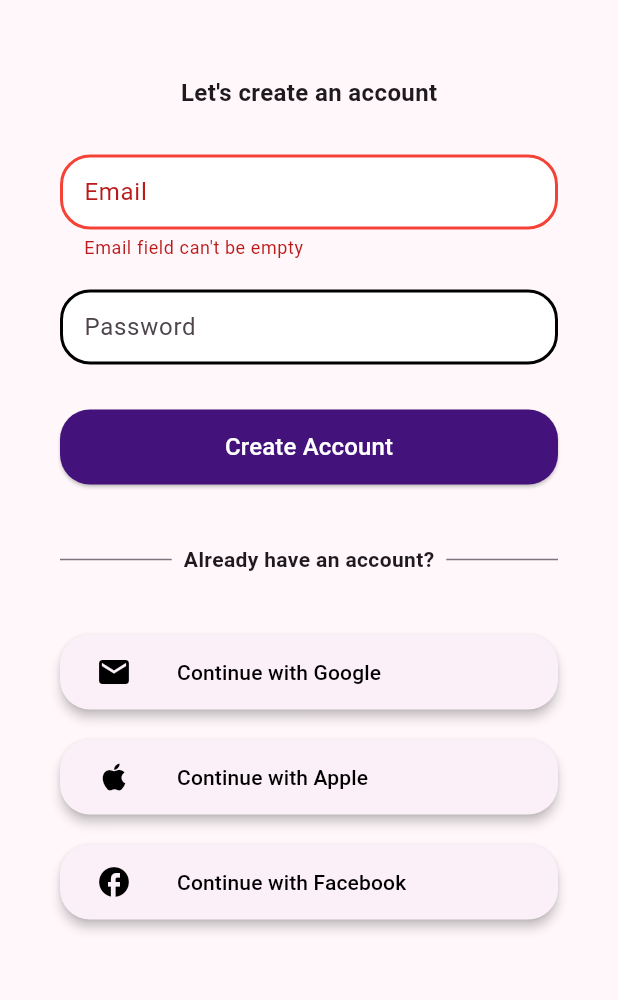
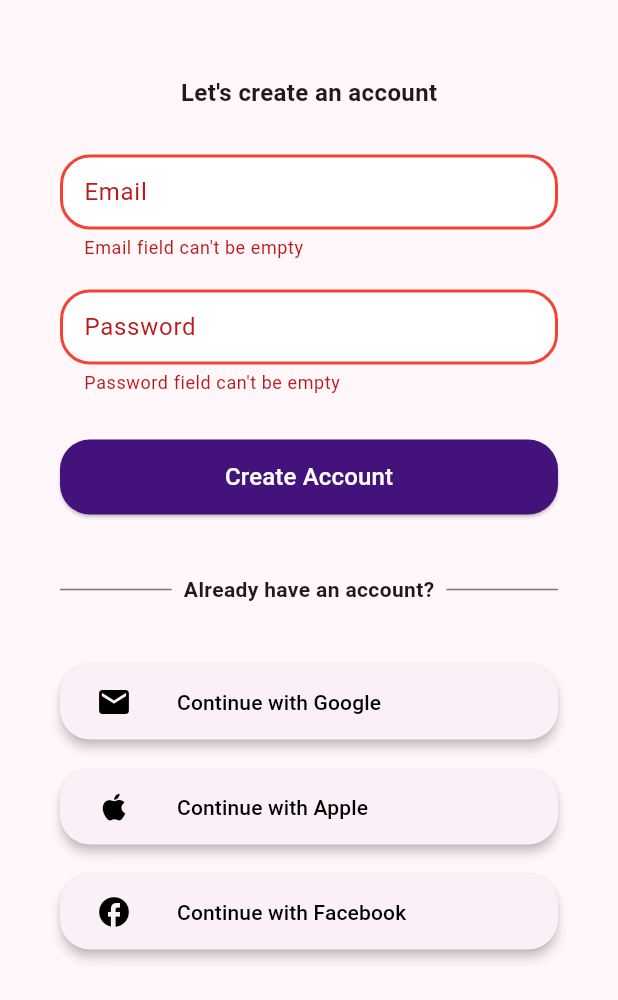
Before and after one commit to victor-riv/adventure-ai-app, a Flutter app: the SignUpSheet widget shown alone on an empty page, opened directly, after a tap on "Create Account", on a phone screen of 412 x 824 dp. Shown: the top 1000 px of the screen. Run offline on Flutter 3.47's test engine with Material 3 defaults, Android fonts, the phone set to English and light mode, and no system bars; our stand-ins replace firebase_auth, firebase_core, flutter_riverpod, flutter_svg, google_sign_in; missing offline and left inert: flutter_facebook_auth; accounts and stored records are empty.

Commit message:
Refactor form state logic

```diff
--- a/lib/screens/landing_page_screen.dart
+++ b/lib/screens/landing_page_screen.dart
@@ -1,23 +1,26 @@
 import 'package:flutter/material.dart';
 import 'package:flutter_riverpod/flutter_riverpod.dart';
 import 'package:sylas_ai/auth/notifiers/auth_state_provider.dart';
+import 'package:sylas_ai/screens/models/login_form_state/providers/log_in_form_state_provider.dart';
 import 'package:sylas_ai/screens/signup_screen.dart';
 
 class LandingPageScreen extends ConsumerWidget {
   const LandingPageScreen({super.key});
 
-  void _navigateToSignUpScreen(BuildContext context) {
+  void _navigateToSignUpScreen(BuildContext context, WidgetRef ref) {
     showModalBottomSheet(
-      context: context,
-      backgroundColor: Theme.of(context).cardColor,
-      isScrollControlled: true,
-      builder: (BuildContext context) {
-        return SignUpSheet();
-      },
-    );
+        context: context,
+        backgroundColor: Theme.of(context).cardColor,
+        isScrollControlled: true,
+        builder: (BuildContext context) {
+          return SignUpSheet();
+        }).whenComplete(() {
+      // Might not be a good idea?
+      ref.watch(loginFormStateNotiferProvider.notifier).resetState();
+    });
   }
 
-  Widget _buildSignUpContent(BuildContext context) {
+  Widget _buildSignUpContent(BuildContext context, WidgetRef ref) {
     return Column(
       mainAxisAlignment: MainAxisAlignment.center,
       crossAxisAlignment: CrossAxisAlignment.start,
@@ -59,7 +62,7 @@ class LandingPageScreen extends ConsumerWidget {
                     height: 60, // Adjust the height of the button
                     child: ElevatedButton(
                       onPressed: () {
-                        _navigateToSignUpScreen(context);
+                        _navigateToSignUpScreen(context, ref);
                       },
                       style: ElevatedButton.styleFrom(
                         shape: RoundedRectangleBorder(
@@ -136,7 +139,7 @@ class LandingPageScreen extends ConsumerWidget {
     final authstate = ref.watch(authStateProvider);
 
     if (authstate.userId == null) {
-      return _buildSignUpContent(context);
+      return _buildSignUpContent(context, ref);
     } else if (authstate.isLoading) {
       return const Center(
         child: SizedBox(
--- a/lib/screens/models/login_form_state/log_in_form_state.dart
+++ b/lib/screens/models/login_form_state/log_in_form_state.dart
@@ -1,5 +1,3 @@
-import 'package:flutter_riverpod/flutter_riverpod.dart';
-
 class LoginFormState {
   String email;
   String password;
@@ -38,61 +36,3 @@ class LoginFormState {
     );
   }
 }
-
-class LoginStateNotifier extends Notifier<LoginFormState> {
-  @override
-  LoginFormState build() {
-    return LoginFormState();
-  }
-
-  void setEmail(String newEmail) {
-    state = state.copyWith(email: newEmail);
-  }
-
-  void setPassword(newPassword) {
-    state = state.copyWith(password: newPassword);
-  }
-
-  void clearErrors() {
-    state = state.copyWith(
-        emailError: false,
-        emailErrorText: '',
-        passwordError: false,
-        passwordErrorText: '');
-  }
-
-  void validateEmail() {
-    final RegExp emailRegex = RegExp(
-      r'^[\w-\.]+@([\w-]+\.)+[\w-]{2,4}$',
-    );
-
-    if (state.email == '') {
-      state = state.copyWith(
-          emailError: true, emailErrorText: "Email field can't be empty");
-      return;
-    }
-
-    final valid = emailRegex.hasMatch(state.email);
-
-    if (!valid) {
-      state = state.copyWith(
-          emailError: true,
-          emailErrorText: 'The email provided is not a valid email');
-    }
-
-    return;
-  }
-
-  void validate(error, String errorText) {
-    state = state.copyWith(passwordError: error, passwordErrorText: errorText);
-  }
-
-  void resetState() {
-    state = LoginFormState();
-  }
-}
-
-final loginFormStateProvider =
-    NotifierProvider<LoginStateNotifier, LoginFormState>(() {
-  return LoginStateNotifier();
-});
--- /dev/null
+++ b/lib/screens/models/login_form_state/providers/log_in_form_state_provider.dart
@@ -0,0 +1,8 @@
+import 'package:flutter_riverpod/flutter_riverpod.dart';
+import 'package:sylas_ai/screens/models/login_form_state/log_in_form_state.dart';
+import 'package:sylas_ai/screens/notifiers/login_form_state_notifier.dart';
+
+final loginFormStateNotiferProvider =
+    NotifierProvider<LoginFormStateNotifier, LoginFormState>(() {
+  return LoginFormStateNotifier();
+});
--- /dev/null
+++ b/lib/screens/notifiers/login_form_state_notifier.dart
@@ -0,0 +1,70 @@
+import 'package:flutter_riverpod/flutter_riverpod.dart';
+import 'package:sylas_ai/screens/models/login_form_state/log_in_form_state.dart';
+
+class LoginFormStateNotifier extends Notifier<LoginFormState> {
+  @override
+  LoginFormState build() {
+    return LoginFormState();
+  }
+
+  void setEmail(String newEmail) {
+    state = state.copyWith(email: newEmail);
+  }
+
+  void setPassword(newPassword) {
+    state = state.copyWith(password: newPassword);
+  }
+
+  void clearEmailError() {
+    state = state.copyWith(emailError: false, emailErrorText: '');
+  }
+
+  void clearPasswordError() {
+    state = state.copyWith(passwordError: false, passwordErrorText: '');
+  }
+
+  void clearErrors() {
+    state = state.copyWith(
+        emailError: false,
+        emailErrorText: '',
+        passwordError: false,
+        passwordErrorText: '');
+  }
+
+  void validateEmail() {
+    final RegExp emailRegex = RegExp(
+      r'^[\w-\.]+@([\w-]+\.)+[\w-]{2,4}$',
+    );
+
+    if (state.email == '') {
+      state = state.copyWith(
+          emailError: true, emailErrorText: "Email field can't be empty");
+      return;
+    }
+
+    final valid = emailRegex.hasMatch(state.email);
+
+    if (!valid) {
+      state = state.copyWith(
+          emailError: true,
+          emailErrorText: 'The email provided is not a valid email');
+      return;
+    }
+  }
+
+  void validatePassword() {
+    if (state.password == '') {
+      state = state.copyWith(
+          passwordError: true,
+          passwordErrorText: "Password field can't be empty");
+    }
+  }
+
+  void validate(error, String errorText) {
+    state = state.copyWith(passwordError: error, passwordErrorText: errorText);
+  }
+
+  void resetState() {
+    state = LoginFormState();
+  }
+}
--- a/lib/screens/signup_screen.dart
+++ b/lib/screens/signup_screen.dart
@@ -1,27 +1,45 @@
 import 'package:flutter/material.dart';
 import 'package:flutter_riverpod/flutter_riverpod.dart';
-import 'package:sylas_ai/auth/backend/authenticator.dart';
-import 'package:sylas_ai/auth/models/auth_result.dart';
-import 'package:sylas_ai/auth/notifiers/auth_state_provider.dart';
-import 'package:sylas_ai/screens/models/login_form_state/log_in_form_state.dart';
 
-final emailTextProvider = StateProvider<String>((ref) => '');
-final passwordTextProvider = StateProvider<String>((ref) => '');
-final isLoadingProvider = StateProvider<bool>((ref) => false);
+import '../auth/backend/authenticator.dart';
+import '../auth/models/auth_result.dart';
+import '../auth/notifiers/auth_state_provider.dart';
+import 'models/login_form_state/providers/log_in_form_state_provider.dart';
 
 class SignUpSheet extends ConsumerWidget {
   SignUpSheet({super.key});
 
   final emailController = TextEditingController();
   final passwordController = TextEditingController();
+  final buttonHeight = 50.0; // Set the height for buttons
 
   Widget _buildSignUpScreen(BuildContext context, WidgetRef ref) {
-    const buttonHeight = 50.0; // Set the height for buttons
+    final authstate = ref.watch(authStateProvider);
+    final formState = ref.watch(loginFormStateNotiferProvider);
+    final formStateNotifier = ref.watch(loginFormStateNotiferProvider.notifier);
 
-    final email = ref.watch(emailTextProvider);
-    final password = ref.watch(passwordTextProvider);
-
-    final authstate = ref.watch(authStateProvider);
+    // TODO: Look for a better way to do this
+    OutlineInputBorder? myCustomBorder(fieldError) {
+      if (fieldError == 'email') {
+        return OutlineInputBorder(
+          borderSide: BorderSide(
+            color: formState.emailError ? Colors.red : Colors.black,
+            width: 2.0, // Adjust border width here
+          ),
+          borderRadius: BorderRadius.circular(20.0),
+        );
+      } else if (fieldError == 'password') {
+        return OutlineInputBorder(
+          borderSide: BorderSide(
+            color: formState.passwordError ? Colors.red : Colors.black,
+            width: 2.0, // Adjust border width here
+          ),
+          borderRadius: BorderRadius.circular(20.0),
+        );
+      } else {
+        return null;
+      }
+    }
 
     return Container(
       height: MediaQuery.of(context).size.height * 0.9,
@@ -44,24 +62,49 @@ class SignUpSheet extends ConsumerWidget {
             )),
             const SizedBox(height: 30),
             SizedBox(
-              height: ref.watch(loginFormStateProvider).emailError
-                  ? 70
-                  : buttonHeight,
+              height: formState.emailError ? 70 : buttonHeight,
               child: TextFormField(
                 controller: emailController,
                 onChanged: (value) {
-                  if (ref.watch(loginFormStateProvider).emailError) {
-                    ref.watch(loginFormStateProvider.notifier).clearErrors();
+                  if (formState.emailError) {
+                    formStateNotifier.clearEmailError();
                   }
-                  ref
-                      .watch(loginFormStateProvider.notifier)
-                      .setEmail(value.trim());
+                  formStateNotifier.setEmail(value.trim());
                 },
                 keyboardType: TextInputType.emailAddress,
                 decoration: InputDecoration(
                   labelText: 'Email',
-                  errorText: ref.watch(loginFormStateProvider).emailError
-                      ? ref.watch(loginFormStateProvider).emailErrorText
+                  errorText:
+                      formState.emailError ? formState.emailErrorText : null,
+                  filled: true,
+                  fillColor: Colors.white,
+                  border: OutlineInputBorder(
+                    borderSide: BorderSide.none,
+                    borderRadius: BorderRadius.circular(20.0),
+                  ),
+                  errorBorder: myCustomBorder('email'),
+                  focusedBorder: myCustomBorder('email'),
+                  enabledBorder: myCustomBorder('email'),
+                ),
+                // Handle username input
+              ),
+            ),
+            const SizedBox(height: 20),
+            SizedBox(
+              height: formState.passwordError ? 70 : buttonHeight,
+              child: TextFormField(
+                controller: passwordController,
+                onChanged: (value) {
+                  if (formState.passwordError) {
+                    formStateNotifier.clearPasswordError();
+                  }
+                  formStateNotifier.setPassword(value.trim());
+                },
+                obscureText: true,
+                decoration: InputDecoration(
+                  labelText: 'Password',
+                  errorText: formState.passwordError
+                      ? formState.passwordErrorText
                       : null,
                   filled: true,
                   fillColor: Colors.white,
@@ -69,87 +112,9 @@ class SignUpSheet extends ConsumerWidget {
                     borderSide: BorderSide.none,
                     borderRadius: BorderRadius.circular(20.0),
                   ),
-                  errorBorder: OutlineInputBorder(
-                    borderSide: BorderSide(
-                      color: ref.watch(loginFormStateProvider).emailError
-                          ? Colors.red
-                          : Colors.black,
-                      width: 2.0, // Adjust border width here
-                    ),
-                    borderRadius: BorderRadius.circular(20.0),
-                  ),
-                  focusedBorder: OutlineInputBorder(
-                    borderSide: BorderSide(
-                      color: ref.watch(loginFormStateProvider).emailError
-                          ? Colors.red
-                          : Colors.black,
-                      width: 2.0, // Adjust border width here
-                    ),
-                    borderRadius: BorderRadius.circular(20.0),
-                  ),
-                  enabledBorder: OutlineInputBorder(
-                    borderSide: BorderSide(
-                      color: ref.watch(loginFormStateProvider).emailError
-                          ? Colors.red
-                          : Colors.black,
-                      width: 2.0, // Adjust border width here
-                    ),
-                    borderRadius: BorderRadius.circular(20.0),
-                  ),
-                ),
-                // Handle username input
-              ),
-            ),
-            const SizedBox(height: 20),
-            SizedBox(
-              height: ref.watch(loginFormStateProvider).passwordError
-                  ? 70
-                  : buttonHeight,
-              child: TextFormField(
-                controller: passwordController,
-                onChanged: (value) {
-                  if (ref.watch(loginFormStateProvider).passwordError) {
-                    ref.watch(loginFormStateProvider.notifier).clearErrors();
-                  }
-                  ref
-                      .watch(loginFormStateProvider.notifier)
-                      .setPassword(value.trim());
-                },
-                obscureText: true,
-                decoration: InputDecoration(
-                  labelText: 'Password',
-                  errorText: ref.watch(loginFormStateProvider).passwordError
-                      ? ref.watch(loginFormStateProvider).passwordErrorText
-                      : null,
-                  filled: true,
-                  fillColor: Colors.white,
-                  border: OutlineInputBorder(
-                    borderSide: BorderSide.none,
-                    borderRadius: BorderRadius.circular(20.0),
-                  ),
-                  errorBorder: OutlineInputBorder(
-                    borderSide: BorderSide(
-                      color: ref.watch(loginFormStateProvider).passwordError
-                          ? Colors.red
-                          : Colors.black,
-                      width: 2.0, // Adjust border width here
-                    ),
-                    borderRadius: BorderRadius.circular(20.0),
-                  ),
-                  focusedBorder: OutlineInputBorder(
-                    borderSide: const BorderSide(
-                      color: Colors.black,
-                      width: 2.0, // Adjust border width here
-                    ),
-                    borderRadius: BorderRadius.circular(20.0),
-                  ),
-                  enabledBorder: OutlineInputBorder(
-                    borderSide: const BorderSide(
-                      color: Colors.black,
-                      width: 2.0, // Adjust border width here
-                    ),
-                    borderRadius: BorderRadius.circular(20.0),
-                  ),
+                  errorBorder: myCustomBorder('password'),
+                  focusedBorder: myCustomBorder('password'),
+                  enabledBorder: myCustomBorder('password'),
                 ),
                 // Handle username input
               ),
@@ -165,19 +130,15 @@ class SignUpSheet extends ConsumerWidget {
 
                         // TODO: Before we begin anything, validate that the fields are not empty
 
-                        ref
-                            .watch(loginFormStateProvider.notifier)
-                            .validateEmail();
+                        formStateNotifier.validateEmail();
+                        formStateNotifier.validatePassword();
 
-                        if (ref.read(loginFormStateProvider).emailError ||
-                            ref.read(loginFormStateProvider).passwordError) {
-                          return;
-                        }
-
-                        if (ref.read(loginFormStateProvider).password == '') {
-                          ref
-                              .watch(loginFormStateProvider.notifier)
-                              .validate(true, "Password field can't be empty");
+                        if (ref
+                                .watch(loginFormStateNotiferProvider)
+                                .emailError ||
+                            ref
+                                .watch(loginFormStateNotiferProvider)
+                                .passwordError) {
                           return;
                         }
 
@@ -187,13 +148,11 @@ class SignUpSheet extends ConsumerWidget {
 
                         final response = await const Authenticator()
                             .loginWithEmailandPassword(
-                                ref.read(loginFormStateProvider).email,
-                                ref.read(loginFormStateProvider).password);
+                                formState.email, formState.password);
 
                         if (response.result == AuthResult.failure) {
-                          ref
-                              .watch(loginFormStateProvider.notifier)
-                              .validate(true, response.errorMessage!);
+                          formStateNotifier.validate(
+                              true, response.errorMessage!);
                           ref
                               .watch(authStateProvider.notifier)
                               .updateIsLoading(false);
@@ -205,7 +164,7 @@ class SignUpSheet extends ConsumerWidget {
                         passwordController.clear();
 
                         // Reset the state
-                        ref.watch(loginFormStateProvider.notifier).resetState();
+                        formStateNotifier.resetState();
 
                         ref
                             .watch(authStateProvider.notifier)
@@ -354,7 +313,6 @@ class SignUpSheet extends ConsumerWidget {
 
   @override
   Widget build(BuildContext context, WidgetRef ref) {
-    // final isLoading = ref.watch(isLoadingProvider.notifier).state;
     return _buildSignUpScreen(context, ref);
   }
 }
```
